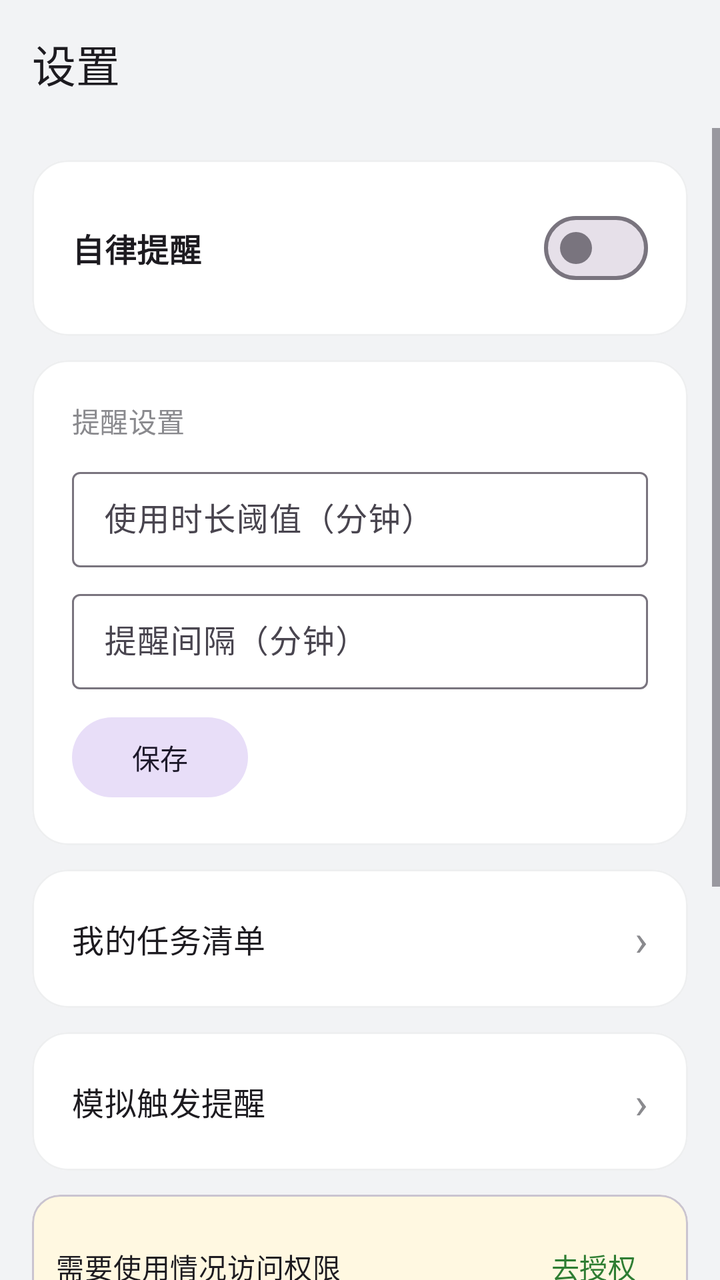
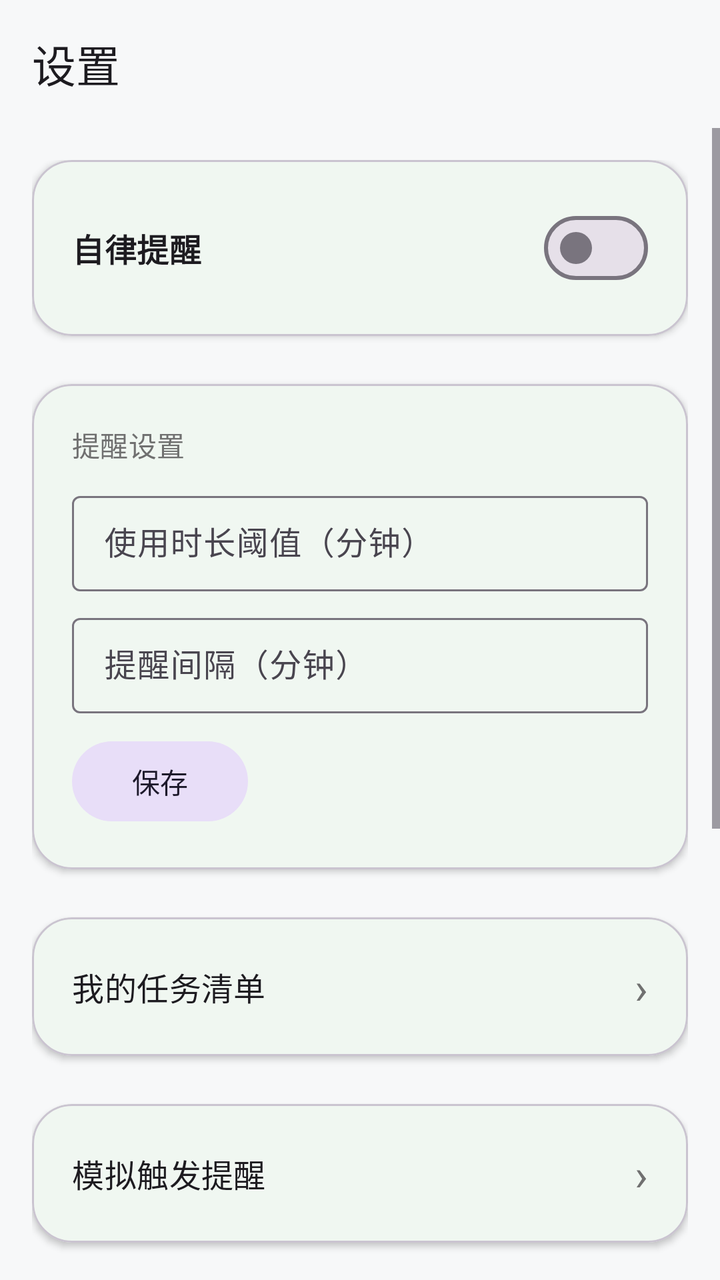

Before-and-after screenshots of an Android layout around one commit, followed by the original layout XML and the change that was made.
<!-- AndroidManifest.xml: application theme Theme.SelfDiscipline -->
<!-- res/layout/activity_settings.xml -->
<?xml version="1.0" encoding="utf-8"?>
<LinearLayout xmlns:android="http://schemas.android.com/apk/res/android"
    xmlns:app="http://schemas.android.com/apk/res-auto"
    android:layout_width="match_parent"
    android:layout_height="match_parent"
    android:background="@color/bg"
    android:orientation="vertical">

    <com.google.android.material.appbar.MaterialToolbar
        android:id="@+id/toolbar"
        android:layout_width="match_parent"
        android:layout_height="?attr/actionBarSize"
        android:background="@color/bg"
        app:title="设置"
        app:titleTextAppearance="?attr/textAppearanceTitleLarge" />

    <ScrollView
        android:layout_width="match_parent"
        android:layout_height="match_parent"
        android:fillViewport="true">

        <LinearLayout
            android:layout_width="match_parent"
            android:layout_height="wrap_content"
            android:orientation="vertical"
            android:padding="16dp">

            
            <com.google.android.material.card.MaterialCardView
                android:layout_width="match_parent"
                android:layout_height="wrap_content"
                app:cardBackgroundColor="@color/surface"
                app:cardCornerRadius="18dp"
                app:cardElevation="0dp"
                app:strokeColor="#EEEFF0"
                app:strokeWidth="1dp">

                <LinearLayout
                    android:layout_width="match_parent"
                    android:layout_height="wrap_content"
                    android:gravity="center_vertical"
                    android:orientation="horizontal"
                    android:padding="20dp">

                    <TextView
                        android:layout_width="0dp"
                        android:layout_height="wrap_content"
                        android:layout_weight="1"
                        android:text="自律提醒"
                        android:textAppearance="?attr/textAppearanceTitleMedium"
                        android:textStyle="bold" />

                    <com.google.android.material.materialswitch.MaterialSwitch
                        android:id="@+id/switchMonitor"
                        android:layout_width="wrap_content"
                        android:layout_height="wrap_content" />
                </LinearLayout>
            </com.google.android.material.card.MaterialCardView>

            
            <com.google.android.material.card.MaterialCardView
                android:layout_width="match_parent"
                android:layout_height="wrap_content"
                android:layout_marginTop="12dp"
                app:cardBackgroundColor="@color/surface"
                app:cardCornerRadius="18dp"
                app:cardElevation="0dp"
                app:strokeColor="#EEEFF0"
                app:strokeWidth="1dp">

                <LinearLayout
                    android:layout_width="match_parent"
                    android:layout_height="wrap_content"
                    android:orientation="vertical"
                    android:padding="20dp">

                    <TextView
                        android:layout_width="wrap_content"
                        android:layout_height="wrap_content"
                        android:text="提醒设置"
                        android:textAppearance="?attr/textAppearanceLabelLarge"
                        android:textColor="@color/text_secondary" />

                    <com.google.android.material.textfield.TextInputLayout
                        android:layout_width="match_parent"
                        android:layout_height="wrap_content"
                        android:layout_marginTop="10dp"
                        android:hint="使用时长阈值（分钟）"
                        style="@style/Widget.Material3.TextInputLayout.OutlinedBox.Dense">

                        <com.google.android.material.textfield.TextInputEditText
                            android:id="@+id/etThreshold"
                            android:layout_width="match_parent"
                            android:layout_height="wrap_content"
                            android:inputType="number"
                            android:maxLines="1" />
                    </com.google.android.material.textfield.TextInputLayout>

                    <com.google.android.material.textfield.TextInputLayout
                        android:layout_width="match_parent"
                        android:layout_height="wrap_content"
                        android:layout_marginTop="8dp"
                        android:hint="提醒间隔（分钟）"
                        style="@style/Widget.Material3.TextInputLayout.OutlinedBox.Dense">

                        <com.google.android.material.textfield.TextInputEditText
                            android:id="@+id/etInterval"
                            android:layout_width="match_parent"
                            android:layout_height="wrap_content"
                            android:inputType="number"
                            android:maxLines="1" />
                    </com.google.android.material.textfield.TextInputLayout>

                    <com.google.android.material.button.MaterialButton
                        android:id="@+id/btnSave"
                        android:layout_width="wrap_content"
                        android:layout_height="wrap_content"
                        android:layout_marginTop="10dp"
                        android:text="保存"
                        style="@style/Widget.Material3.Button.TonalButton" />
                </LinearLayout>
            </com.google.android.material.card.MaterialCardView>

            
            <com.google.android.material.card.MaterialCardView
                android:id="@+id/cardTaskList"
                android:layout_width="match_parent"
                android:layout_height="wrap_content"
                android:layout_marginTop="12dp"
                android:clickable="true"
                android:focusable="true"
                android:foreground="?attr/selectableItemBackground"
                app:cardBackgroundColor="@color/surface"
                app:cardCornerRadius="18dp"
                app:cardElevation="0dp"
                app:strokeColor="#EEEFF0"
                app:strokeWidth="1dp">

                <LinearLayout
                    android:layout_width="match_parent"
                    android:layout_height="wrap_content"
                    android:gravity="center_vertical"
                    android:orientation="horizontal"
                    android:padding="20dp">

                    <TextView
                        android:layout_width="0dp"
                        android:layout_height="wrap_content"
                        android:layout_weight="1"
                        android:text="我的任务清单"
                        android:textAppearance="?attr/textAppearanceTitleMedium" />

                    <TextView
                        android:layout_width="wrap_content"
                        android:layout_height="wrap_content"
                        android:text="›"
                        android:textColor="@color/text_secondary"
                        android:textAppearance="?attr/textAppearanceTitleLarge" />
                </LinearLayout>
            </com.google.android.material.card.MaterialCardView>

            
            <com.google.android.material.card.MaterialCardView
                android:id="@+id/cardTestReminder"
                android:layout_width="match_parent"
                android:layout_height="wrap_content"
                android:layout_marginTop="12dp"
                android:clickable="true"
                android:focusable="true"
                android:foreground="?attr/selectableItemBackground"
                app:cardBackgroundColor="@color/surface"
                app:cardCornerRadius="18dp"
                app:cardElevation="0dp"
                app:strokeColor="#EEEFF0"
                app:strokeWidth="1dp">

                <LinearLayout
                    android:layout_width="match_parent"
                    android:layout_height="wrap_content"
                    android:gravity="center_vertical"
                    android:orientation="horizontal"
                    android:padding="20dp">

                    <TextView
                        android:layout_width="0dp"
                        android:layout_height="wrap_content"
                        android:layout_weight="1"
                        android:text="模拟触发提醒"
                        android:textAppearance="?attr/textAppearanceTitleMedium" />

                    <TextView
                        android:layout_width="wrap_content"
                        android:layout_height="wrap_content"
                        android:text="›"
                        android:textColor="@color/text_secondary"
                        android:textAppearance="?attr/textAppearanceTitleLarge" />
                </LinearLayout>
            </com.google.android.material.card.MaterialCardView>

            
            <com.google.android.material.card.MaterialCardView
                android:id="@+id/cardPermission"
                android:layout_width="match_parent"
                android:layout_height="wrap_content"
                android:layout_marginTop="12dp"
                app:cardBackgroundColor="#FFF8E1"
                app:cardCornerRadius="14dp"
                app:cardElevation="0dp">

                <LinearLayout
                    android:layout_width="match_parent"
                    android:layout_height="wrap_content"
                    android:gravity="center_vertical"
                    android:orientation="horizontal"
                    android:padding="12dp">

                    <TextView
                        android:layout_width="0dp"
                        android:layout_height="wrap_content"
                        android:layout_weight="1"
                        android:text="需要使用情况访问权限"
                        android:textAppearance="?attr/textAppearanceBodyMedium" />

                    <com.google.android.material.button.MaterialButton
                        android:id="@+id/btnGrantPermission"
                        android:layout_width="wrap_content"
                        android:layout_height="wrap_content"
                        android:minWidth="0dp"
                        android:paddingStart="14dp"
                        android:paddingEnd="14dp"
                        android:text="去授权"
                        style="@style/Widget.Material3.Button.TextButton" />
                </LinearLayout>
            </com.google.android.material.card.MaterialCardView>

            
            <com.google.android.material.card.MaterialCardView
                android:layout_width="match_parent"
                android:layout_height="wrap_content"
                android:layout_marginTop="12dp"
                app:cardBackgroundColor="@color/surface"
                app:cardCornerRadius="18dp"
                app:cardElevation="0dp"
                app:strokeColor="#EEEFF0"
                app:strokeWidth="1dp">

                <LinearLayout
                    android:layout_width="match_parent"
                    android:layout_height="wrap_content"
                    android:gravity="center_vertical"
                    android:orientation="horizontal"
                    android:padding="20dp">

                    <LinearLayout
                        android:layout_width="0dp"
                        android:layout_height="wrap_content"
                        android:layout_weight="1"
                        android:orientation="vertical">

                        <TextView
                            android:layout_width="wrap_content"
                            android:layout_height="wrap_content"
                            android:text="电池优化"
                            android:textAppearance="?attr/textAppearanceTitleMedium" />

                        <TextView
                            android:id="@+id/tvBatteryStatus"
                            android:layout_width="wrap_content"
                            android:layout_height="wrap_content"
                            android:layout_marginTop="2dp"
                            android:textAppearance="?attr/textAppearanceBodySmall"
                            android:textColor="@color/text_secondary" />
                    </LinearLayout>

                    <com.google.android.material.button.MaterialButton
                        android:id="@+id/btnBattery"
                        android:layout_width="wrap_content"
                        android:layout_height="wrap_content"
                        android:minWidth="0dp"
                        android:paddingStart="14dp"
                        android:paddingEnd="14dp"
                        android:text="允许后台运行"
                        style="@style/Widget.Material3.Button.TextButton" />
                </LinearLayout>
            </com.google.android.material.card.MaterialCardView>

            
            <com.google.android.material.card.MaterialCardView
                android:id="@+id/cardDeviceCompat"
                android:layout_width="match_parent"
                android:layout_height="wrap_content"
                android:layout_marginTop="12dp"
                app:cardBackgroundColor="@color/surface"
                app:cardCornerRadius="18dp"
                app:cardElevation="0dp"
                app:strokeColor="#EEEFF0"
                app:strokeWidth="1dp">

                <LinearLayout
                    android:layout_width="match_parent"
                    android:layout_height="wrap_content"
                    android:orientation="vertical"
                    android:padding="20dp">

                    <TextView
                        android:layout_width="wrap_content"
                        android:layout_height="wrap_content"
                        android:text="系统适配"
                        android:textAppearance="?attr/textAppearanceTitleMedium" />

                    <TextView
                        android:id="@+id/tvDeviceCompatStatus"
                        android:layout_width="wrap_content"
                        android:layout_height="wrap_content"
                        android:layout_marginTop="4dp"
                        android:textAppearance="?attr/textAppearanceBodySmall"
                        android:textColor="@color/text_secondary" />

                    <LinearLayout
                        android:layout_width="match_parent"
                        android:layout_height="wrap_content"
                        android:layout_marginTop="10dp"
                        android:orientation="horizontal">

                        <com.google.android.material.button.MaterialButton
                            android:id="@+id/btnAutoStart"
                            android:layout_width="0dp"
                            android:layout_height="wrap_content"
                            android:layout_weight="1"
                            android:minWidth="0dp"
                            android:paddingStart="4dp"
                            android:paddingEnd="4dp"
                            android:text="自启动"
                            android:textSize="13sp"
                            style="@style/Widget.Material3.Button.TonalButton" />

                        <com.google.android.material.button.MaterialButton
                            android:id="@+id/btnPermEditor"
                            android:layout_width="0dp"
                            android:layout_height="wrap_content"
                            android:layout_marginStart="8dp"
                            android:layout_weight="1"
                            android:minWidth="0dp"
                            android:paddingStart="4dp"
                            android:paddingEnd="4dp"
                            android:text="后台弹出界面"
                            android:textSize="13sp"
                            style="@style/Widget.Material3.Button.TonalButton" />

                        <com.google.android.material.button.MaterialButton
                            android:id="@+id/btnAppDetails"
                            android:layout_width="0dp"
                            android:layout_height="wrap_content"
                            android:layout_marginStart="8dp"
                            android:layout_weight="1"
                            android:minWidth="0dp"
                            android:paddingStart="4dp"
                            android:paddingEnd="4dp"
                            android:text="省电策略"
                            android:textSize="13sp"
                            style="@style/Widget.Material3.Button.TonalButton" />
                    </LinearLayout>
                </LinearLayout>
            </com.google.android.material.card.MaterialCardView>
        </LinearLayout>
    </ScrollView>
</LinearLayout>
<!-- resources referenced by this layout -->
<resources>
  <color name="bg">#F2F3F5</color>
  <color name="surface">#FFFFFF</color>
  <color name="text_secondary">#8A8A8E</color>
  <style name="Theme.SelfDiscipline" parent="Theme.Material3.Light.NoActionBar">
          <item name="colorPrimary">@color/primary</item>
          <item name="colorOnPrimary">@color/white</item>
          <item name="colorPrimaryContainer">@color/primary_container</item>
          <item name="colorOnPrimaryContainer">@color/on_primary_container</item>
          <item name="colorSurface">@color/surface</item>
          <item name="colorSurfaceVariant">@color/surface_variant</item>
          <item name="android:windowBackground">@color/bg</item>
          <item name="android:statusBarColor">@color/bg</item>
          <item name="android:windowLightStatusBar">true</item>
      </style>
  <color name="primary">#2E7D32</color>
  <color name="white">#FFFFFF</color>
  <color name="primary_container">#A5D6A7</color>
  <color name="on_primary_container">#1B5E20</color>
  <color name="surface_variant">#F4F4F5</color>
</resources>

<!-- the commit's change to res/layout/activity_settings.xml (unified diff, before → after) -->
@@ -30,10 +30,8 @@
                 android:layout_width="match_parent"
                 android:layout_height="wrap_content"
                 app:cardBackgroundColor="@color/surface"
-                app:cardCornerRadius="18dp"
-                app:cardElevation="0dp"
-                app:strokeColor="#EEEFF0"
-                app:strokeWidth="1dp">
+                app:cardCornerRadius="20dp"
+                app:cardElevation="2dp">
 
                 <LinearLayout
                     android:layout_width="match_parent"
@@ -61,12 +59,10 @@
             <com.google.android.material.card.MaterialCardView
                 android:layout_width="match_parent"
                 android:layout_height="wrap_content"
-                android:layout_marginTop="12dp"
-                app:cardBackgroundColor="@color/surface"
-                app:cardCornerRadius="18dp"
-                app:cardElevation="0dp"
-                app:strokeColor="#EEEFF0"
-                app:strokeWidth="1dp">
+                android:layout_marginTop="24dp"
+                app:cardBackgroundColor="@color/surface"
+                app:cardCornerRadius="20dp"
+                app:cardElevation="2dp">
 
                 <LinearLayout
                     android:layout_width="match_parent"
@@ -126,15 +122,13 @@
                 android:id="@+id/cardTaskList"
                 android:layout_width="match_parent"
                 android:layout_height="wrap_content"
-                android:layout_marginTop="12dp"
+                android:layout_marginTop="24dp"
                 android:clickable="true"
                 android:focusable="true"
                 android:foreground="?attr/selectableItemBackground"
                 app:cardBackgroundColor="@color/surface"
-                app:cardCornerRadius="18dp"
-                app:cardElevation="0dp"
-                app:strokeColor="#EEEFF0"
-                app:strokeWidth="1dp">
+                app:cardCornerRadius="20dp"
+                app:cardElevation="2dp">
 
                 <LinearLayout
                     android:layout_width="match_parent"
@@ -164,15 +158,13 @@
                 android:id="@+id/cardTestReminder"
                 android:layout_width="match_parent"
                 android:layout_height="wrap_content"
-                android:layout_marginTop="12dp"
+                android:layout_marginTop="24dp"
                 android:clickable="true"
                 android:focusable="true"
                 android:foreground="?attr/selectableItemBackground"
                 app:cardBackgroundColor="@color/surface"
-                app:cardCornerRadius="18dp"
-                app:cardElevation="0dp"
-                app:strokeColor="#EEEFF0"
-                app:strokeWidth="1dp">
+                app:cardCornerRadius="20dp"
+                app:cardElevation="2dp">
 
                 <LinearLayout
                     android:layout_width="match_parent"
@@ -202,7 +194,7 @@
                 android:id="@+id/cardPermission"
                 android:layout_width="match_parent"
                 android:layout_height="wrap_content"
-                android:layout_marginTop="12dp"
+                android:layout_marginTop="24dp"
                 app:cardBackgroundColor="#FFF8E1"
                 app:cardCornerRadius="14dp"
                 app:cardElevation="0dp">
@@ -237,12 +229,10 @@
             <com.google.android.material.card.MaterialCardView
                 android:layout_width="match_parent"
                 android:layout_height="wrap_content"
-                android:layout_marginTop="12dp"
-                app:cardBackgroundColor="@color/surface"
-                app:cardCornerRadius="18dp"
-                app:cardElevation="0dp"
-                app:strokeColor="#EEEFF0"
-                app:strokeWidth="1dp">
+                android:layout_marginTop="24dp"
+                app:cardBackgroundColor="@color/surface"
+                app:cardCornerRadius="20dp"
+                app:cardElevation="2dp">
 
                 <LinearLayout
                     android:layout_width="match_parent"
@@ -289,12 +279,10 @@
                 android:id="@+id/cardDeviceCompat"
                 android:layout_width="match_parent"
                 android:layout_height="wrap_content"
-                android:layout_marginTop="12dp"
-                app:cardBackgroundColor="@color/surface"
-                app:cardCornerRadius="18dp"
-                app:cardElevation="0dp"
-                app:strokeColor="#EEEFF0"
-                app:strokeWidth="1dp">
+                android:layout_marginTop="24dp"
+                app:cardBackgroundColor="@color/surface"
+                app:cardCornerRadius="20dp"
+                app:cardElevation="2dp">
 
                 <LinearLayout
                     android:layout_width="match_parent"
<!-- resource entries referenced after the edit -->
@@ -1,8 +1,8 @@
 <!-- resources referenced by this layout -->
 <resources>
-  <color name="bg">#F2F3F5</color>
+  <color name="bg">#F7F8F9</color>
   <color name="surface">#FFFFFF</color>
-  <color name="text_secondary">#8A8A8E</color>
+  <color name="text_secondary">#707070</color>
   <style name="Theme.SelfDiscipline" parent="Theme.Material3.Light.NoActionBar">
           <item name="colorPrimary">@color/primary</item>
           <item name="colorOnPrimary">@color/white</item>
@@ -14,10 +14,10 @@
           <item name="android:statusBarColor">@color/bg</item>
           <item name="android:windowLightStatusBar">true</item>
       </style>
-  <color name="primary">#2E7D32</color>
+  <color name="primary">#388E3C</color>
   <color name="white">#FFFFFF</color>
   <color name="primary_container">#A5D6A7</color>
   <color name="on_primary_container">#1B5E20</color>
-  <color name="surface_variant">#F4F4F5</color>
+  <color name="surface_variant">#EAECEB</color>
 </resources>
 
